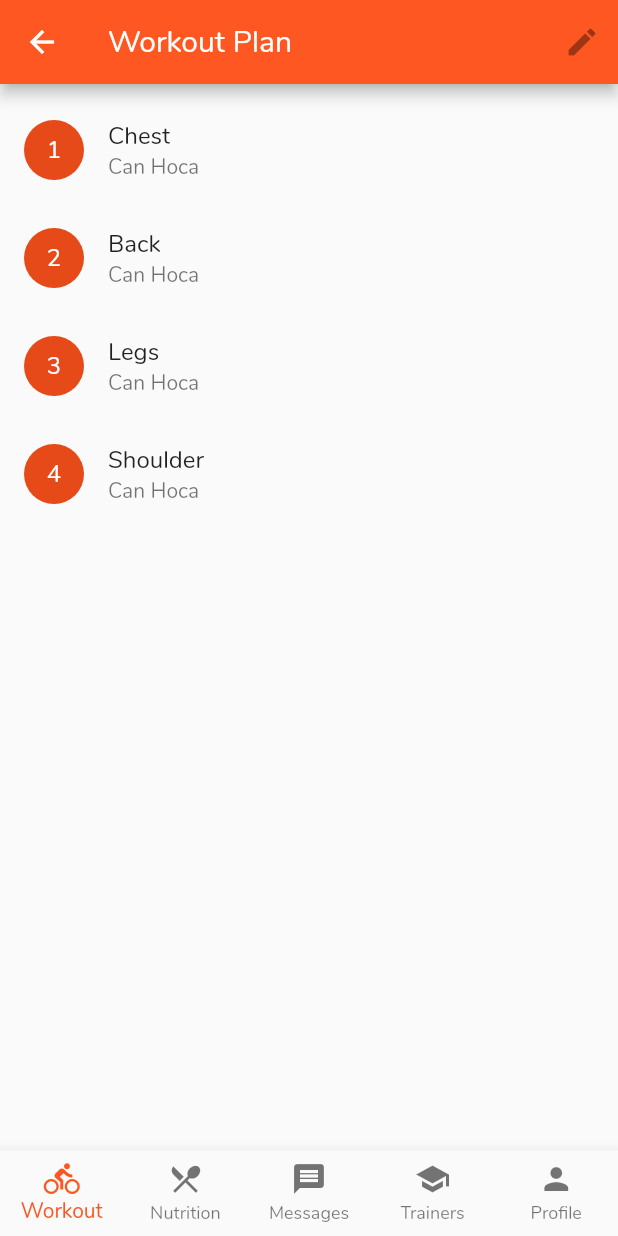
After one commit to OrhunKar/gymnopolis, a Flutter app: the HomePage screen opened by its route, on a phone screen of 412 x 824 dp. The commit adds this screen. Run offline on Flutter 3.47's test engine with Material 2 defaults, Android fonts, the phone set to English and light mode, and no system bars.

Commit message:
Navigation bar working

```diff
--- a/lib/view/home_page.dart
+++ b/lib/view/home_page.dart
@@ -2,6 +2,8 @@ import 'package:flutter/material.dart';
 import 'package:gymnopolis/model/Workout.dart';
 import 'package:gymnopolis/view/day_page.dart';
 import 'package:gymnopolis/control/placeholder_widget.dart';
+import 'package:gymnopolis/view/nutrition_page.dart';
+import 'package:gymnopolis/view/workout_page.dart';
 class HomePage extends StatefulWidget {
   static String tag = 'home-page';
 
@@ -9,14 +11,22 @@ class HomePage extends StatefulWidget {
     return HomePageState();
   }
 }
-  final List<Workout> workouts = Workout.allWorkouts();
+
 
   @override
   class HomePageState extends State<HomePage> {
     int _currentIndex = 0;
-    final List<Widget> _children = [   PlaceholderWidget(Colors.white),
-    PlaceholderWidget(Colors.deepOrange),
-    PlaceholderWidget(Colors.green)];
+    NutritionPage _nutritionPage;
+    WorkoutPage _workoutPage;
+    List<Widget> pages;
+    Widget currentPage;
+    void initState(){
+      _workoutPage = WorkoutPage();
+      _nutritionPage = NutritionPage();
+      pages = [_workoutPage, _nutritionPage];
+      currentPage = _workoutPage;
+      super.initState();
+    }
     Widget build(BuildContext context) {
       return Scaffold(
         appBar: AppBar(
@@ -25,9 +35,14 @@ class HomePage extends StatefulWidget {
             new IconButton(icon: new Icon(Icons.edit), onPressed: null)
           ],
         ),
-        body: new WorkoutList(workouts), //List displayed here
+        body:currentPage,
         bottomNavigationBar: BottomNavigationBar(
-          onTap: onTabTapped,
+          onTap: (int index){
+            setState(() {
+              _currentIndex=index;
+              currentPage = pages[index];
+            });
+          },
           type: BottomNavigationBarType.fixed,
           //This prevents type to change to shifting
           currentIndex: _currentIndex,
@@ -57,40 +72,4 @@ class HomePage extends StatefulWidget {
         ),
       );
     }
-    void onTabTapped(int index) {
-      setState(() {
-        _currentIndex = index;
-      });
-    }
   }
-
-class WorkoutList extends StatelessWidget {
-
-  final List<Workout> _workouts;
-
-  WorkoutList(this._workouts);
-
-  @override
-  Widget build(BuildContext context) {
-    return new ListView.builder(
-      itemCount: _workouts.length,
-      itemBuilder: (BuildContext context, int index){
-        return new GestureDetector(
-          onTap: (){
-            Navigator.push(
-            context,
-            MaterialPageRoute(builder: (context) => DayPage()),
-          );},
-          child: new ListTile(
-              title : new Text(_workouts[index].name),
-              subtitle: new Text(_workouts[index].instructorName + " Hoca"),
-              leading: new CircleAvatar(
-                  child: new Text((_workouts[index].day).toString())
-              )
-          ),
-        ) ;
-      },
-      padding: new EdgeInsets.symmetric(vertical: 8.0),
-    );
-  }
-}
--- /dev/null
+++ b/lib/view/workout_page.dart
@@ -0,0 +1,44 @@
+import 'package:flutter/material.dart';
+import 'package:gymnopolis/model/Workout.dart';
+import 'package:gymnopolis/view/day_page.dart';
+import 'package:gymnopolis/control/placeholder_widget.dart';
+import 'package:gymnopolis/view/nutrition_page.dart';
+final List<Workout> workouts = Workout.allWorkouts();
+class WorkoutPage extends StatefulWidget {
+  static String tag = 'workout-page';
+  createState() {
+    return WorkoutState(workouts);
+  }
+
+}
+
+
+class WorkoutState extends State<WorkoutPage> {
+  final List<Workout> _workouts;
+  WorkoutState(this._workouts);
+
+  @override
+  Widget build(BuildContext context) {
+
+    return new ListView.builder(
+      itemCount: _workouts.length,
+      itemBuilder: (BuildContext context, int index){
+        return new GestureDetector(
+          onTap: (){
+            Navigator.push(
+              context,
+              MaterialPageRoute(builder: (context) => DayPage()),
+            );},
+          child: new ListTile(
+              title : new Text(_workouts[index].name),
+              subtitle: new Text(_workouts[index].instructorName + " Hoca"),
+              leading: new CircleAvatar(
+                  child: new Text((_workouts[index].day).toString())
+              )
+          ),
+        ) ;
+      },
+      padding: new EdgeInsets.symmetric(vertical: 8.0),
+    );
+  }
+}
```
Also changed, not shown: lib/view/nutrition_page.dart (+12 -0 lines).
